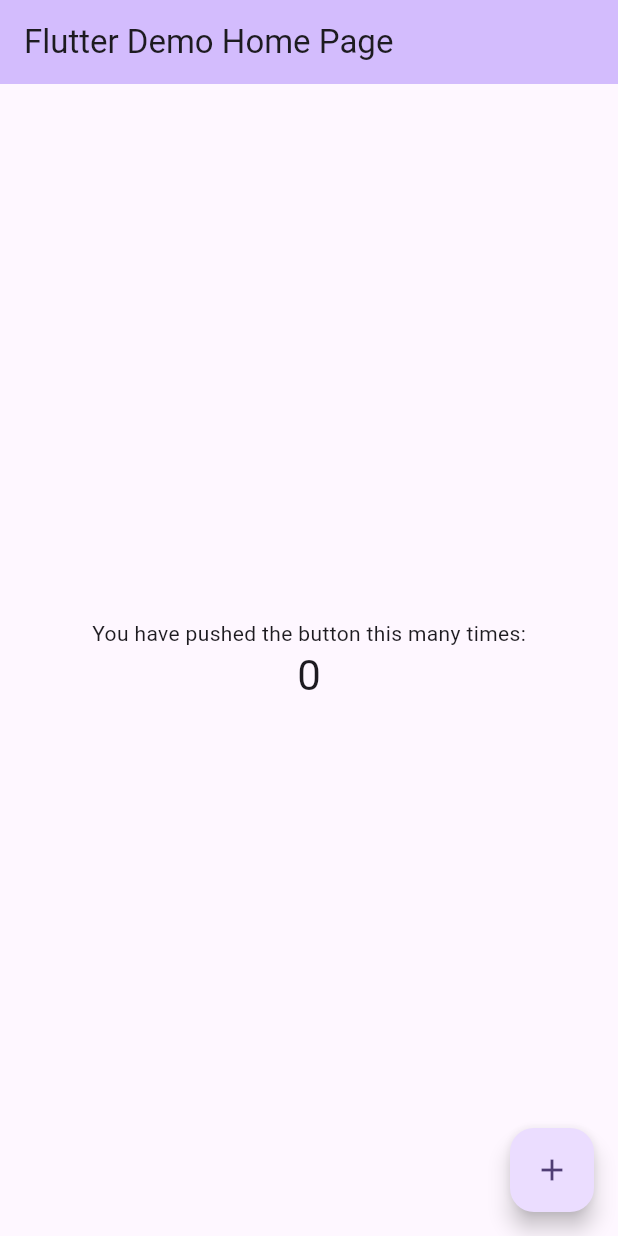
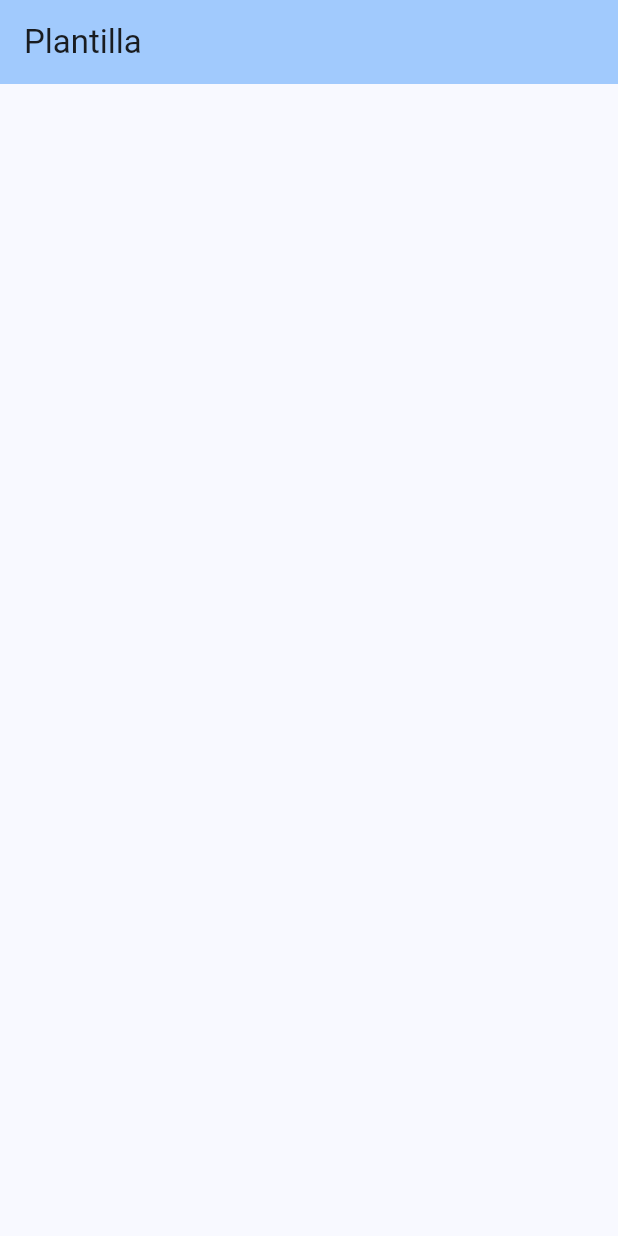
Before and after one commit to victortelles/Habit-Hub, a Flutter app: the screen it shows after launch, on a phone screen of 412 x 824 dp. Run offline on Flutter 3.47's test engine with Material 3 defaults, Android fonts, the phone set to English and light mode, and no system bars.

Commit message:
Estructura de carpetas ejemplo

```diff
--- a/lib/main.dart
+++ b/lib/main.dart
@@ -11,115 +11,34 @@ class MyApp extends StatelessWidget {
   @override
   Widget build(BuildContext context) {
     return MaterialApp(
-      title: 'Flutter Demo',
+      title: 'Plantilla App Movil',
       theme: ThemeData(
-        // This is the theme of your application.
-        //
-        // TRY THIS: Try running your application with "flutter run". You'll see
-        // the application has a purple toolbar. Then, without quitting the app,
-        // try changing the seedColor in the colorScheme below to Colors.green
-        // and then invoke "hot reload" (save your changes or press the "hot
-        // reload" button in a Flutter-supported IDE, or press "r" if you used
-        // the command line to start the app).
-        //
-        // Notice that the counter didn't reset back to zero; the application
-        // state is not lost during the reload. To reset the state, use hot
-        // restart instead.
-        //
-        // This works for code too, not just values: Most code changes can be
-        // tested with just a hot reload.
-        colorScheme: ColorScheme.fromSeed(seedColor: Colors.deepPurple),
+        colorScheme: ColorScheme.fromSeed(
+            seedColor: const Color.fromARGB(255, 95, 163, 236)),
         useMaterial3: true,
       ),
-      home: const MyHomePage(title: 'Flutter Demo Home Page'),
+      home: const MyHomePage(),
     );
   }
 }
 
-class MyHomePage extends StatefulWidget {
-  const MyHomePage({super.key, required this.title});
-
-  // This widget is the home page of your application. It is stateful, meaning
-  // that it has a State object (defined below) that contains fields that affect
-  // how it looks.
-
-  // This class is the configuration for the state. It holds the values (in this
-  // case the title) provided by the parent (in this case the App widget) and
-  // used by the build method of the State. Fields in a Widget subclass are
-  // always marked "final".
-
-  final String title;
-
-  @override
-  State<MyHomePage> createState() => _MyHomePageState();
-}
-
-class _MyHomePageState extends State<MyHomePage> {
-  int _counter = 0;
-
-  void _incrementCounter() {
-    setState(() {
-      // This call to setState tells the Flutter framework that something has
-      // changed in this State, which causes it to rerun the build method below
-      // so that the display can reflect the updated values. If we changed
-      // _counter without calling setState(), then the build method would not be
-      // called again, and so nothing would appear to happen.
-      _counter++;
-    });
-  }
+class MyHomePage extends StatelessWidget {
+  const MyHomePage({super.key});
 
   @override
   Widget build(BuildContext context) {
-    // This method is rerun every time setState is called, for instance as done
-    // by the _incrementCounter method above.
-    //
-    // The Flutter framework has been optimized to make rerunning build methods
-    // fast, so that you can just rebuild anything that needs updating rather
-    // than having to individually change instances of widgets.
     return Scaffold(
       appBar: AppBar(
-        // TRY THIS: Try changing the color here to a specific color (to
-        // Colors.amber, perhaps?) and trigger a hot reload to see the AppBar
-        // change color while the other colors stay the same.
         backgroundColor: Theme.of(context).colorScheme.inversePrimary,
-        // Here we take the value from the MyHomePage object that was created by
-        // the App.build method, and use it to set our appbar title.
-        title: Text(widget.title),
+        title: Text("Plantilla"),
       ),
-      body: Center(
-        // Center is a layout widget. It takes a single child and positions it
-        // in the middle of the parent.
-        child: Column(
-          // Column is also a layout widget. It takes a list of children and
-          // arranges them vertically. By default, it sizes itself to fit its
-          // children horizontally, and tries to be as tall as its parent.
-          //
-          // Column has various properties to control how it sizes itself and
-          // how it positions its children. Here we use mainAxisAlignment to
-          // center the children vertically; the main axis here is the vertical
-          // axis because Columns are vertical (the cross axis would be
-          // horizontal).
-          //
-          // TRY THIS: Invoke "debug painting" (choose the "Toggle Debug Paint"
-          // action in the IDE, or press "p" in the console), to see the
-          // wireframe for each widget.
-          mainAxisAlignment: MainAxisAlignment.center,
-          children: <Widget>[
-            const Text(
-              'You have pushed the button this many times:',
-            ),
-            Text(
-              '$_counter',
-              style: Theme.of(context).textTheme.headlineMedium,
-            ),
-          ],
-        ),
+
+      //Añadir el contenido
+      body: Column(
+        children: [
+
+        ],
       ),
-      floatingActionButton: FloatingActionButton(
-        onPressed: _incrementCounter,
-        tooltip: 'Increment',
-        child: const Icon(Icons.add),
-      ), // This trailing comma makes auto-formatting nicer for build methods.
     );
   }
 }
```
Also changed, not shown: lib/data/example.dart (added), lib/models/example.dart (added), lib/screens/example.dart (added), lib/widgets/example.item.dart (added).
